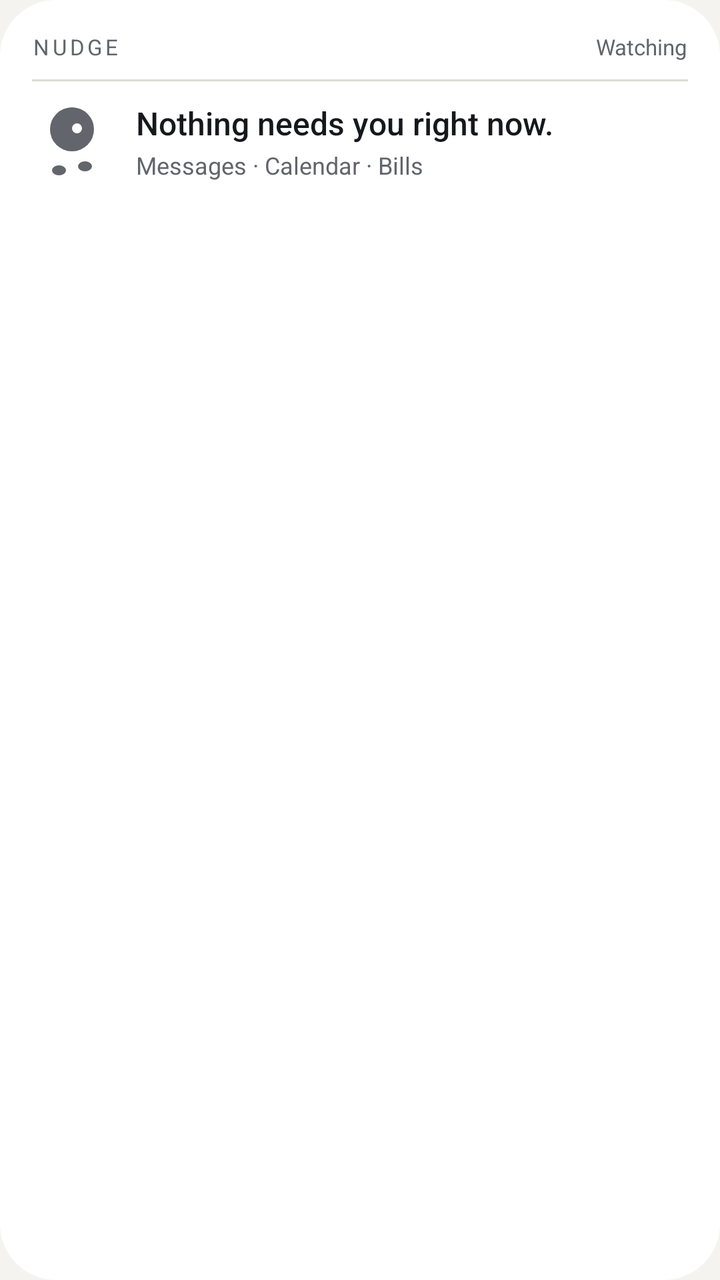
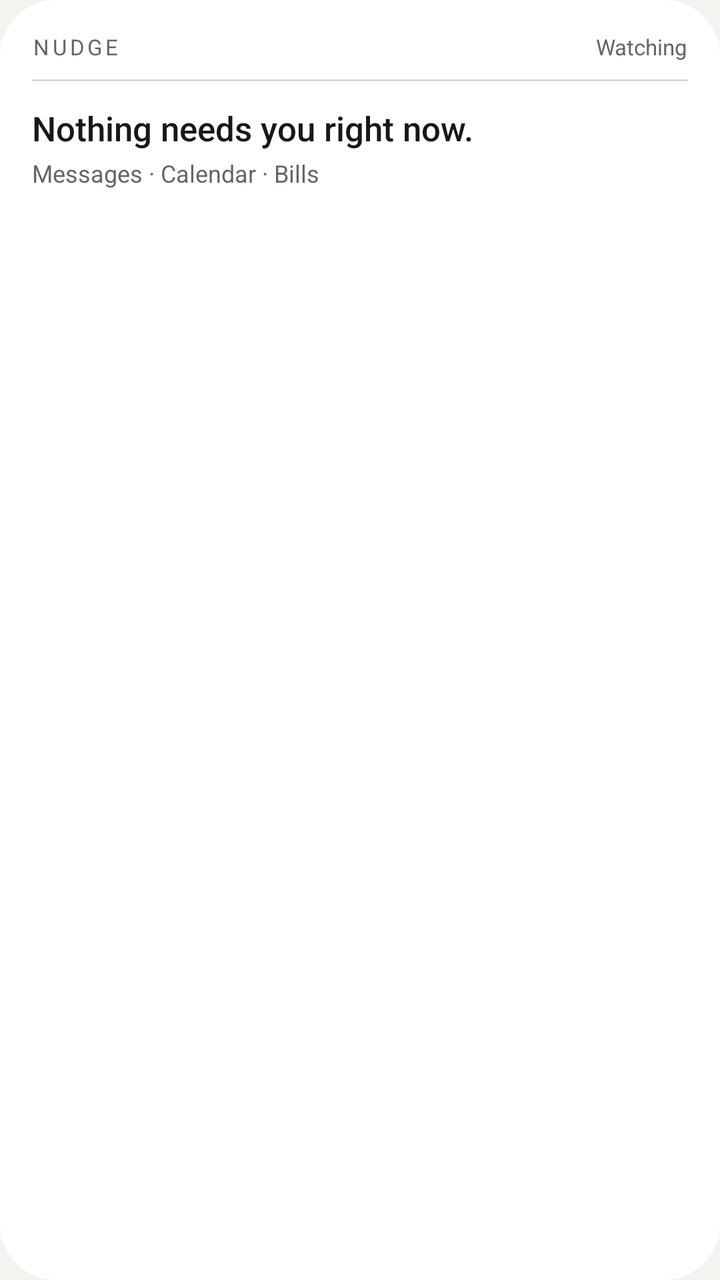

An Android layout rendered at two revisions. The XML below is the earlier revision; the diff shows what the commit changed to produce the second picture.
<!-- AndroidManifest.xml: application theme Theme.Nudge -->
<!-- res/layout/widget.xml -->
<?xml version="1.0" encoding="utf-8"?>
<LinearLayout xmlns:android="http://schemas.android.com/apk/res/android"
    android:id="@+id/widget_root"
    android:layout_width="match_parent"
    android:layout_height="match_parent"
    android:background="@drawable/widget_bg"
    android:orientation="vertical"
    android:padding="16dp">

    <LinearLayout
        android:layout_width="match_parent"
        android:layout_height="wrap_content"
        android:baselineAligned="false"
        android:gravity="center_vertical"
        android:orientation="horizontal">

        <TextView
            android:layout_width="0dp"
            android:layout_height="wrap_content"
            android:layout_weight="1"
            android:letterSpacing="0.14"
            android:maxLines="1"
            android:text="@string/widget_brand"
            android:textColor="@color/widget_dim"
            android:textSize="11sp" />

        <TextView
            android:id="@+id/status_now"
            android:layout_width="wrap_content"
            android:layout_height="wrap_content"
            android:fontFamily="sans-serif-medium"
            android:maxLines="1"
            android:textColor="@color/widget_now"
            android:textSize="11sp"
            android:visibility="gone" />

        <TextView
            android:id="@+id/status_calm"
            android:layout_width="wrap_content"
            android:layout_height="wrap_content"
            android:maxLines="1"
            android:text="@string/widget_watching"
            android:textColor="@color/widget_dim"
            android:textSize="11sp" />
    </LinearLayout>

    <FrameLayout
        android:layout_width="match_parent"
        android:layout_height="1dp"
        android:layout_marginTop="9dp"
        android:background="@color/widget_line" />

    <LinearLayout
        android:id="@+id/calm"
        android:layout_width="match_parent"
        android:layout_height="wrap_content"
        android:layout_marginTop="10dp"
        android:baselineAligned="false"
        android:gravity="center_vertical"
        android:orientation="horizontal">

        <FrameLayout
            android:layout_width="40dp"
            android:layout_height="40dp"
            android:layout_marginEnd="12dp">

            <ViewFlipper
                android:id="@+id/pal"
                android:layout_width="40dp"
                android:layout_height="40dp"
                android:autoStart="true"
                android:flipInterval="430">

                <FrameLayout
                    android:layout_width="40dp"
                    android:layout_height="40dp"
                    android:background="@drawable/widget_pal_1" />

                <FrameLayout
                    android:layout_width="40dp"
                    android:layout_height="40dp"
                    android:background="@drawable/widget_pal_2" />

                <FrameLayout
                    android:layout_width="40dp"
                    android:layout_height="40dp"
                    android:background="@drawable/widget_pal_3" />

                <FrameLayout
                    android:layout_width="40dp"
                    android:layout_height="40dp"
                    android:background="@drawable/widget_pal_4" />
            </ViewFlipper>

            <FrameLayout
                android:id="@+id/pal_asleep"
                android:layout_width="40dp"
                android:layout_height="40dp"
                android:background="@drawable/widget_pal_asleep"
                android:visibility="gone" />
        </FrameLayout>

        <LinearLayout
            android:layout_width="0dp"
            android:layout_height="wrap_content"
            android:layout_weight="1"
            android:orientation="vertical">

            <TextView
                android:id="@+id/headline"
                android:layout_width="match_parent"
                android:layout_height="wrap_content"
                android:ellipsize="end"
                android:fontFamily="sans-serif-medium"
                android:maxLines="2"
                android:text="@string/widget_calm"
                android:textColor="@color/widget_ink"
                android:textSize="16sp" />

            <TextView
                android:id="@+id/watching"
                android:layout_width="match_parent"
                android:layout_height="wrap_content"
                android:layout_marginTop="2dp"
                android:ellipsize="end"
                android:maxLines="2"
                android:text="@string/widget_sources"
                android:textColor="@color/widget_dim"
                android:textSize="12sp" />
        </LinearLayout>
    </LinearLayout>

    <LinearLayout
        android:id="@+id/rows"
        android:layout_width="match_parent"
        android:layout_height="wrap_content"
        android:layout_marginTop="9dp"
        android:orientation="vertical"
        android:visibility="gone" />

    <TextView
        android:id="@+id/more"
        android:layout_width="match_parent"
        android:layout_height="wrap_content"
        android:layout_marginTop="5dp"
        android:maxLines="1"
        android:textColor="@color/widget_dim"
        android:textSize="12sp"
        android:visibility="gone" />
</LinearLayout>
<!-- resources referenced by this layout -->
<resources>
  <!-- drawable widget_pal_1 (drawable) -->
  <?xml version="1.0" encoding="utf-8"?>
  <layer-list xmlns:android="http://schemas.android.com/apk/res/android">
  
      
      <item
          android:bottom="15dp"
          android:left="9dp"
          android:right="9dp"
          android:top="3dp">
          <shape android:shape="oval">
              <solid android:color="@color/widget_dim" />
          </shape>
      </item>
  
      
      <item
          android:bottom="3dp"
          android:left="10dp"
          android:right="23dp"
          android:top="32dp">
          <shape android:shape="oval">
              <solid android:color="@color/widget_dim" />
          </shape>
      </item>
  
      
      <item
          android:bottom="5dp"
          android:left="23dp"
          android:right="10dp"
          android:top="30dp">
          <shape android:shape="oval">
              <solid android:color="@color/widget_dim" />
          </shape>
      </item>
  
      
      <item
          android:bottom="24dp"
          android:left="20dp"
          android:right="15dp"
          android:top="11dp">
          <shape android:shape="oval">
              <solid android:color="@color/widget_bg" />
          </shape>
      </item>
  </layer-list>
  <!-- drawable widget_pal_2 (drawable) -->
  <?xml version="1.0" encoding="utf-8"?>
  <layer-list xmlns:android="http://schemas.android.com/apk/res/android">
  
      <item
          android:bottom="14dp"
          android:left="10dp"
          android:right="8dp"
          android:top="4dp">
          <shape android:shape="oval">
              <solid android:color="@color/widget_dim" />
          </shape>
      </item>
  
      <item
          android:bottom="5dp"
          android:left="11dp"
          android:right="22dp"
          android:top="30dp">
          <shape android:shape="oval">
              <solid android:color="@color/widget_dim" />
          </shape>
      </item>
  
      <item
          android:bottom="3dp"
          android:left="22dp"
          android:right="11dp"
          android:top="32dp">
          <shape android:shape="oval">
              <solid android:color="@color/widget_dim" />
          </shape>
      </item>
  
      <item
          android:bottom="23dp"
          android:left="21dp"
          android:right="14dp"
          android:top="12dp">
          <shape android:shape="oval">
              <solid android:color="@color/widget_bg" />
          </shape>
      </item>
  </layer-list>
  <!-- drawable widget_pal_3 (drawable) -->
  <?xml version="1.0" encoding="utf-8"?>
  <layer-list xmlns:android="http://schemas.android.com/apk/res/android">
  
      <item
          android:bottom="15dp"
          android:left="9dp"
          android:right="9dp"
          android:top="3dp">
          <shape android:shape="oval">
              <solid android:color="@color/widget_dim" />
          </shape>
      </item>
  
      <item
          android:bottom="5dp"
          android:left="10dp"
          android:right="23dp"
          android:top="30dp">
          <shape android:shape="oval">
              <solid android:color="@color/widget_dim" />
          </shape>
      </item>
  
      <item
          android:bottom="3dp"
          android:left="23dp"
          android:right="10dp"
          android:top="32dp">
          <shape android:shape="oval">
              <solid android:color="@color/widget_dim" />
          </shape>
      </item>
  
      <item
          android:bottom="24dp"
          android:left="20dp"
          android:right="15dp"
          android:top="11dp">
          <shape android:shape="oval">
              <solid android:color="@color/widget_bg" />
          </shape>
      </item>
  </layer-list>
  <!-- drawable widget_pal_4 (drawable) -->
  <?xml version="1.0" encoding="utf-8"?>
  <layer-list xmlns:android="http://schemas.android.com/apk/res/android">
  
      <item
          android:bottom="14dp"
          android:left="8dp"
          android:right="10dp"
          android:top="4dp">
          <shape android:shape="oval">
              <solid android:color="@color/widget_dim" />
          </shape>
      </item>
  
      <item
          android:bottom="3dp"
          android:left="9dp"
          android:right="24dp"
          android:top="32dp">
          <shape android:shape="oval">
              <solid android:color="@color/widget_dim" />
          </shape>
      </item>
  
      <item
          android:bottom="5dp"
          android:left="24dp"
          android:right="9dp"
          android:top="30dp">
          <shape android:shape="oval">
              <solid android:color="@color/widget_dim" />
          </shape>
      </item>
  
      <item
          android:bottom="23dp"
          android:left="19dp"
          android:right="16dp"
          android:top="12dp">
          <shape android:shape="oval">
              <solid android:color="@color/widget_bg" />
          </shape>
      </item>
  </layer-list>
  <!-- drawable widget_pal_asleep (drawable) -->
  <?xml version="1.0" encoding="utf-8"?>
  <layer-list xmlns:android="http://schemas.android.com/apk/res/android">
  
      
      <item
          android:bottom="8dp"
          android:left="7dp"
          android:right="7dp"
          android:top="10dp">
          <shape android:shape="oval">
              <solid android:color="@color/widget_dim" />
          </shape>
      </item>
  
      
      <item
          android:bottom="18dp"
          android:left="20dp"
          android:right="14dp"
          android:top="20dp">
          <shape android:shape="rectangle">
              <solid android:color="@color/widget_bg" />
          </shape>
      </item>
  </layer-list>
  <!-- unchanged entries left out for length: 12 -->
</resources>

<!-- the commit's change to res/layout/widget.xml (unified diff, before → after) -->
@@ -54,80 +54,30 @@
         android:id="@+id/calm"
         android:layout_width="match_parent"
         android:layout_height="wrap_content"
-        android:layout_marginTop="10dp"
-        android:baselineAligned="false"
-        android:gravity="center_vertical"
-        android:orientation="horizontal">
+        android:layout_marginTop="12dp"
+        android:orientation="vertical">
 
-        <FrameLayout
-            android:layout_width="40dp"
-            android:layout_height="40dp"
-            android:layout_marginEnd="12dp">
+        <TextView
+            android:id="@+id/headline"
+            android:layout_width="match_parent"
+            android:layout_height="wrap_content"
+            android:ellipsize="end"
+            android:fontFamily="sans-serif-medium"
+            android:maxLines="2"
+            android:text="@string/widget_calm"
+            android:textColor="@color/widget_ink"
+            android:textSize="17sp" />
 
-            <ViewFlipper
-                android:id="@+id/pal"
-                android:layout_width="40dp"
-                android:layout_height="40dp"
-                android:autoStart="true"
-                android:flipInterval="430">
-
-                <FrameLayout
-                    android:layout_width="40dp"
-                    android:layout_height="40dp"
-                    android:background="@drawable/widget_pal_1" />
-
-                <FrameLayout
-                    android:layout_width="40dp"
-                    android:layout_height="40dp"
-                    android:background="@drawable/widget_pal_2" />
-
-                <FrameLayout
-                    android:layout_width="40dp"
-                    android:layout_height="40dp"
-                    android:background="@drawable/widget_pal_3" />
-
-                <FrameLayout
-                    android:layout_width="40dp"
-                    android:layout_height="40dp"
-                    android:background="@drawable/widget_pal_4" />
-            </ViewFlipper>
-
-            <FrameLayout
-                android:id="@+id/pal_asleep"
-                android:layout_width="40dp"
-                android:layout_height="40dp"
-                android:background="@drawable/widget_pal_asleep"
-                android:visibility="gone" />
-        </FrameLayout>
-
-        <LinearLayout
-            android:layout_width="0dp"
+        <TextView
+            android:id="@+id/watching"
+            android:layout_width="match_parent"
             android:layout_height="wrap_content"
-            android:layout_weight="1"
-            android:orientation="vertical">
-
-            <TextView
-                android:id="@+id/headline"
-                android:layout_width="match_parent"
-                android:layout_height="wrap_content"
-                android:ellipsize="end"
-                android:fontFamily="sans-serif-medium"
-                android:maxLines="2"
-                android:text="@string/widget_calm"
-                android:textColor="@color/widget_ink"
-                android:textSize="16sp" />
-
-            <TextView
-                android:id="@+id/watching"
-                android:layout_width="match_parent"
-                android:layout_height="wrap_content"
-                android:layout_marginTop="2dp"
-                android:ellipsize="end"
-                android:maxLines="2"
-                android:text="@string/widget_sources"
-                android:textColor="@color/widget_dim"
-                android:textSize="12sp" />
-        </LinearLayout>
+            android:layout_marginTop="3dp"
+            android:ellipsize="end"
+            android:maxLines="2"
+            android:text="@string/widget_sources"
+            android:textColor="@color/widget_dim"
+            android:textSize="12sp" />
     </LinearLayout>
 
     <LinearLayout
<!-- resource entries referenced after the edit -->
@@ -1,211 +1,5 @@
 <!-- resources referenced by this layout -->
 <resources>
-  <!-- drawable widget_pal_1 (drawable) -->
-  <?xml version="1.0" encoding="utf-8"?>
-  <layer-list xmlns:android="http://schemas.android.com/apk/res/android">
-  
-      
-      <item
-          android:bottom="15dp"
-          android:left="9dp"
-          android:right="9dp"
-          android:top="3dp">
-          <shape android:shape="oval">
-              <solid android:color="@color/widget_dim" />
-          </shape>
-      </item>
-  
-      
-      <item
-          android:bottom="3dp"
-          android:left="10dp"
-          android:right="23dp"
-          android:top="32dp">
-          <shape android:shape="oval">
-              <solid android:color="@color/widget_dim" />
-          </shape>
-      </item>
-  
-      
-      <item
-          android:bottom="5dp"
-          android:left="23dp"
-          android:right="10dp"
-          android:top="30dp">
-          <shape android:shape="oval">
-              <solid android:color="@color/widget_dim" />
-          </shape>
-      </item>
-  
-      
-      <item
-          android:bottom="24dp"
-          android:left="20dp"
-          android:right="15dp"
-          android:top="11dp">
-          <shape android:shape="oval">
-              <solid android:color="@color/widget_bg" />
-          </shape>
-      </item>
-  </layer-list>
-  <!-- drawable widget_pal_2 (drawable) -->
-  <?xml version="1.0" encoding="utf-8"?>
-  <layer-list xmlns:android="http://schemas.android.com/apk/res/android">
-  
-      <item
-          android:bottom="14dp"
-          android:left="10dp"
-          android:right="8dp"
-          android:top="4dp">
-          <shape android:shape="oval">
-              <solid android:color="@color/widget_dim" />
-          </shape>
-      </item>
-  
-      <item
-          android:bottom="5dp"
-          android:left="11dp"
-          android:right="22dp"
-          android:top="30dp">
-          <shape android:shape="oval">
-              <solid android:color="@color/widget_dim" />
-          </shape>
-      </item>
-  
-      <item
-          android:bottom="3dp"
-          android:left="22dp"
-          android:right="11dp"
-          android:top="32dp">
-          <shape android:shape="oval">
-              <solid android:color="@color/widget_dim" />
-          </shape>
-      </item>
-  
-      <item
-          android:bottom="23dp"
-          android:left="21dp"
-          android:right="14dp"
-          android:top="12dp">
-          <shape android:shape="oval">
-              <solid android:color="@color/widget_bg" />
-          </shape>
-      </item>
-  </layer-list>
-  <!-- drawable widget_pal_3 (drawable) -->
-  <?xml version="1.0" encoding="utf-8"?>
-  <layer-list xmlns:android="http://schemas.android.com/apk/res/android">
-  
-      <item
-          android:bottom="15dp"
-          android:left="9dp"
-          android:right="9dp"
-          android:top="3dp">
-          <shape android:shape="oval">
-              <solid android:color="@color/widget_dim" />
-          </shape>
-      </item>
-  
-      <item
-          android:bottom="5dp"
-          android:left="10dp"
-          android:right="23dp"
-          android:top="30dp">
-          <shape android:shape="oval">
-              <solid android:color="@color/widget_dim" />
-          </shape>
-      </item>
-  
-      <item
-          android:bottom="3dp"
-          android:left="23dp"
-          android:right="10dp"
-          android:top="32dp">
-          <shape android:shape="oval">
-              <solid android:color="@color/widget_dim" />
-          </shape>
-      </item>
-  
-      <item
-          android:bottom="24dp"
-          android:left="20dp"
-          android:right="15dp"
-          android:top="11dp">
-          <shape android:shape="oval">
-              <solid android:color="@color/widget_bg" />
-          </shape>
-      </item>
-  </layer-list>
-  <!-- drawable widget_pal_4 (drawable) -->
-  <?xml version="1.0" encoding="utf-8"?>
-  <layer-list xmlns:android="http://schemas.android.com/apk/res/android">
-  
-      <item
-          android:bottom="14dp"
-          android:left="8dp"
-          android:right="10dp"
-          android:top="4dp">
-          <shape android:shape="oval">
-              <solid android:color="@color/widget_dim" />
-          </shape>
-      </item>
-  
-      <item
-          android:bottom="3dp"
-          android:left="9dp"
-          android:right="24dp"
-          android:top="32dp">
-          <shape android:shape="oval">
-              <solid android:color="@color/widget_dim" />
-          </shape>
-      </item>
-  
-      <item
-          android:bottom="5dp"
-          android:left="24dp"
-          android:right="9dp"
-          android:top="30dp">
-          <shape android:shape="oval">
-              <solid android:color="@color/widget_dim" />
-          </shape>
-      </item>
-  
-      <item
-          android:bottom="23dp"
-          android:left="19dp"
-          android:right="16dp"
-          android:top="12dp">
-          <shape android:shape="oval">
-              <solid android:color="@color/widget_bg" />
-          </shape>
-      </item>
-  </layer-list>
-  <!-- drawable widget_pal_asleep (drawable) -->
-  <?xml version="1.0" encoding="utf-8"?>
-  <layer-list xmlns:android="http://schemas.android.com/apk/res/android">
-  
-      
-      <item
-          android:bottom="8dp"
-          android:left="7dp"
-          android:right="7dp"
-          android:top="10dp">
-          <shape android:shape="oval">
-              <solid android:color="@color/widget_dim" />
-          </shape>
-      </item>
-  
-      
-      <item
-          android:bottom="18dp"
-          android:left="20dp"
-          android:right="14dp"
-          android:top="20dp">
-          <shape android:shape="rectangle">
-              <solid android:color="@color/widget_bg" />
-          </shape>
-      </item>
-  </layer-list>
   <!-- unchanged entries left out for length: 12 -->
 </resources>
 
